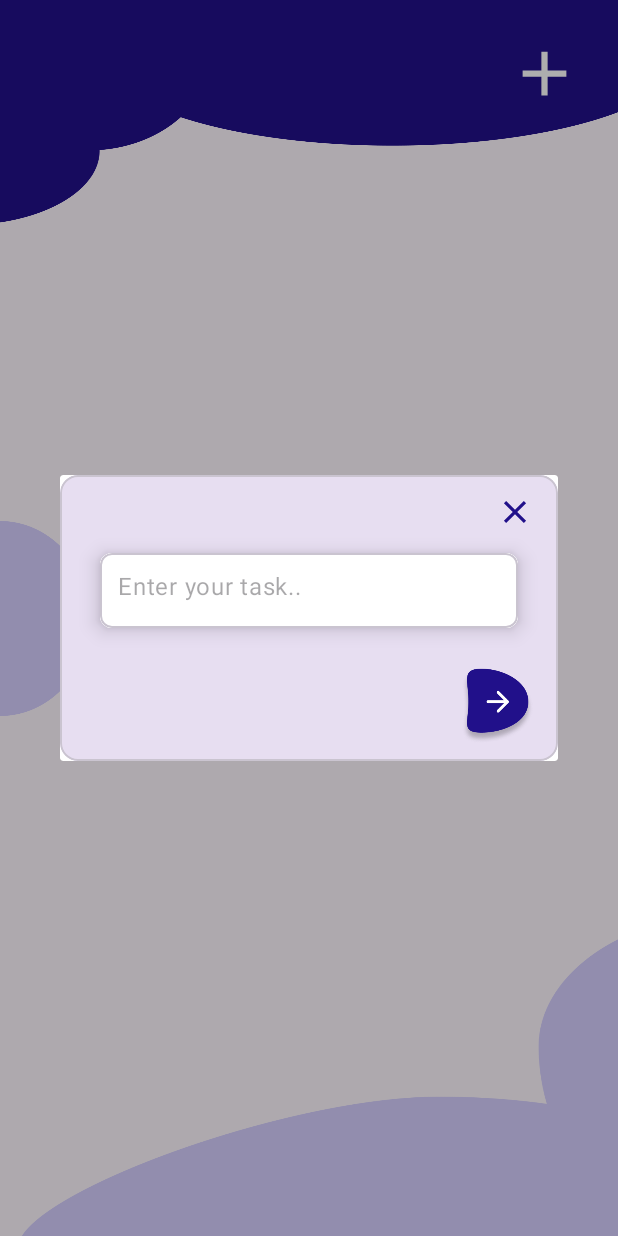
After one commit to LynnT-2003/kotlin-todo-app, an Android app: the fragment AddTodoPopupFragment placed in its activity, on a phone screen of 412 x 824 dp. The commit adds this screen. Run offline under Robolectric (Android 15) with nearby library versions, the phone set to English and light mode, and no system bars; our stand-ins replace Firebase (no records; nobody signed in at launch, a user with empty details on screens opened directly).

Commit message:
Feat: Completed Create Task functionality and Updated Home Screen

```diff
--- /dev/null
+++ b/app/src/main/java/com/example/todo/fragments/AddTodoPopupFragment.kt
@@ -0,0 +1,55 @@
+package com.example.todo.fragments
+
+import android.os.Bundle
+import androidx.fragment.app.Fragment
+import android.view.LayoutInflater
+import android.view.View
+import android.view.ViewGroup
+import android.widget.Toast
+import androidx.fragment.app.DialogFragment
+import com.example.todo.R
+import com.example.todo.databinding.FragmentAddTodoPopupBinding
+import com.google.android.material.textfield.TextInputEditText
+
+class AddTodoPopupFragment : DialogFragment() {
+
+    private lateinit var binding: FragmentAddTodoPopupBinding
+    private lateinit var listener: DialogNextBtnClickListener
+
+    fun setListener(listener : DialogNextBtnClickListener) {
+        this.listener = listener
+    }
+
+    override fun onCreateView(
+        inflater: LayoutInflater, container: ViewGroup?,
+        savedInstanceState: Bundle?
+    ): View? {
+        binding = FragmentAddTodoPopupBinding.inflate(inflater, container, false)
+        return binding.root
+    }
+
+    override fun onViewCreated(view: View, savedInstanceState: Bundle?) {
+        super.onViewCreated(view, savedInstanceState)
+
+        registerEvents()
+    }
+
+    private fun registerEvents() {
+        binding.todoNextBtn.setOnClickListener {
+            val todoTask = binding.todoEt.text.toString()
+            if (todoTask.isNotEmpty()) {
+                listener.onSaveTask(todoTask, binding.todoEt)
+            } else {
+                Toast.makeText(context, "Please enter a task", Toast.LENGTH_SHORT).show()
+            }
+        }
+
+        binding.todoClose.setOnClickListener {
+            dismiss()
+        }
+    }
+
+    interface DialogNextBtnClickListener {
+        fun onSaveTask(todo: String, todoEt: TextInputEditText)
+    }
+}
--- a/app/src/main/java/com/example/todo/fragments/HomeFragment.kt
+++ b/app/src/main/java/com/example/todo/fragments/HomeFragment.kt
@@ -5,56 +5,66 @@ import androidx.fragment.app.Fragment
 import android.view.LayoutInflater
 import android.view.View
 import android.view.ViewGroup
+import android.widget.Toast
+import androidx.navigation.NavController
+import androidx.navigation.Navigation
 import com.example.todo.R
+import com.example.todo.databinding.FragmentHomeBinding
+import com.google.android.material.textfield.TextInputEditText
+import com.google.firebase.auth.FirebaseAuth
+import com.google.firebase.database.DatabaseReference
+import com.google.firebase.database.FirebaseDatabase
 
-// TODO: Rename parameter arguments, choose names that match
-// the fragment initialization parameters, e.g. ARG_ITEM_NUMBER
-private const val ARG_PARAM1 = "param1"
-private const val ARG_PARAM2 = "param2"
+class HomeFragment : Fragment(), AddTodoPopupFragment.DialogNextBtnClickListener {
 
-/**
- * A simple [Fragment] subclass.
- * Use the [HomeFragment.newInstance] factory method to
- * create an instance of this fragment.
- */
-class HomeFragment : Fragment() {
-    // TODO: Rename and change types of parameters
-    private var param1: String? = null
-    private var param2: String? = null
-
-    override fun onCreate(savedInstanceState: Bundle?) {
-        super.onCreate(savedInstanceState)
-        arguments?.let {
-            param1 = it.getString(ARG_PARAM1)
-            param2 = it.getString(ARG_PARAM2)
-        }
-    }
+    private lateinit var auth: FirebaseAuth
+    private lateinit var databaseRef: DatabaseReference
+    private lateinit var navController: NavController
+    private lateinit var binding: FragmentHomeBinding
+    private lateinit var popupFragment: AddTodoPopupFragment
 
     override fun onCreateView(
         inflater: LayoutInflater, container: ViewGroup?,
         savedInstanceState: Bundle?
     ): View? {
-        // Inflate the layout for this fragment
-        return inflater.inflate(R.layout.fragment_home, container, false)
+        binding = FragmentHomeBinding.inflate(inflater, container, false)
+        return binding.root
     }
 
-    companion object {
-        /**
-         * Use this factory method to create a new instance of
-         * this fragment using the provided parameters.
-         *
-         * @param param1 Parameter 1.
-         * @param param2 Parameter 2.
-         * @return A new instance of fragment HomeFragment.
-         */
-        // TODO: Rename and change types and number of parameters
-        @JvmStatic
-        fun newInstance(param1: String, param2: String) =
-            HomeFragment().apply {
-                arguments = Bundle().apply {
-                    putString(ARG_PARAM1, param1)
-                    putString(ARG_PARAM2, param2)
-                }
+    override fun onViewCreated(view: View, savedInstanceState: Bundle?) {
+        super.onViewCreated(view, savedInstanceState)
+
+        init(view)
+        registerEvents()
+    }
+
+    private fun init(view: View) {
+        navController = Navigation.findNavController(view)
+        auth = FirebaseAuth.getInstance()
+        databaseRef = FirebaseDatabase.getInstance().reference.child("Tasks")
+            .child(auth.currentUser?.uid.toString())
+    }
+
+    private fun registerEvents() {
+        binding.addTaskBtn.setOnClickListener {
+            popupFragment = AddTodoPopupFragment()
+            popupFragment.setListener(this)
+            popupFragment.show(
+                childFragmentManager,
+                "AddTodoPopupFragment"
+            )
+        }
+    }
+
+    override fun onSaveTask(todo: String, todoEt: TextInputEditText) {
+        databaseRef.push().setValue(todo).addOnCompleteListener{
+            if (it.isSuccessful) {
+                Toast.makeText(context, "Task Added Successfully.", Toast.LENGTH_SHORT).show()
+                todoEt.text = null
+            } else {
+                Toast.makeText(context, it.exception?.message.toString(), Toast.LENGTH_SHORT).show()
             }
+            popupFragment.dismiss()
+        }
     }
 }
--- a/app/src/main/java/com/example/todo/fragments/SignInFragment.kt
+++ b/app/src/main/java/com/example/todo/fragments/SignInFragment.kt
@@ -51,6 +51,8 @@ class SignInFragment : Fragment() {
             val pass = binding.passEt.text.toString().trim()
 
             if (email.isNotEmpty() && pass.isNotEmpty()) {
+
+                binding.progressBar.visibility = View.VISIBLE
                     auth.signInWithEmailAndPassword(email, pass).addOnCompleteListener(
                         OnCompleteListener {
                             if (it.isSuccessful) {
@@ -59,7 +61,11 @@ class SignInFragment : Fragment() {
                             } else {
                                 Toast.makeText(context, it.exception?.message, Toast.LENGTH_SHORT).show()
                             }
+
+                            binding.progressBar.visibility = View.GONE
                         })
+            } else {
+                Toast.makeText(context, "Please fill out all input fields.", Toast.LENGTH_SHORT).show()
             }
         }
     }
--- /dev/null
+++ b/app/src/main/res/drawable/ic_baseline_add_.xml
@@ -0,0 +1,5 @@
+<vector android:height="24dp" android:tint="#FFFFFF"
+    android:viewportHeight="24" android:viewportWidth="24"
+    android:width="24dp" xmlns:android="http://schemas.android.com/apk/res/android">
+    <path android:fillColor="@android:color/white" android:pathData="M19,13h-6v6h-2v-6H5v-2h6V5h2v6h6v2z"/>
+</vector>
--- /dev/null
+++ b/app/src/main/res/drawable/ic_baseline_close_24.xml
@@ -0,0 +1,5 @@
+<vector android:height="24dp" android:tint="#21108A"
+    android:viewportHeight="24" android:viewportWidth="24"
+    android:width="24dp" xmlns:android="http://schemas.android.com/apk/res/android">
+    <path android:fillColor="@android:color/white" android:pathData="M19,6.41L17.59,5 12,10.59 6.41,5 5,6.41 10.59,12 5,17.59 6.41,19 12,13.41 17.59,19 19,17.59 13.41,12z"/>
+</vector>
--- /dev/null
+++ b/app/src/main/res/layout/fragment_add_todo_popup.xml
@@ -0,0 +1,69 @@
+<?xml version="1.0" encoding="utf-8"?>
+<com.google.android.material.card.MaterialCardView xmlns:android="http://schemas.android.com/apk/res/android"
+    xmlns:app="http://schemas.android.com/apk/res-auto"
+    xmlns:tools="http://schemas.android.com/tools"
+    android:layout_width="400dp"
+    android:layout_height="wrap_content"
+    tools:context=".fragments.AddTodoPopupFragment">
+
+
+    <androidx.constraintlayout.widget.ConstraintLayout
+        android:layout_width="match_parent"
+        android:layout_height="wrap_content">
+
+        <ImageView
+            android:id="@+id/todoClose"
+            android:layout_width="25dp"
+            android:layout_height="25dp"
+            android:layout_marginTop="12dp"
+            android:src="@drawable/ic_baseline_close_24"
+            app:layout_constraintEnd_toEndOf="@+id/cardView1"
+            app:layout_constraintTop_toTopOf="parent" />
+
+        <com.google.android.material.card.MaterialCardView
+            android:id="@+id/cardView1"
+            android:layout_width="300dp"
+            android:layout_height="wrap_content"
+            android:layout_marginHorizontal="16dp"
+            app:cardCornerRadius="8dp"
+            app:cardElevation="8dp"
+            app:cardUseCompatPadding="true"
+            app:layout_constraintEnd_toEndOf="parent"
+            app:layout_constraintHorizontal_bias="0.5"
+            app:layout_constraintStart_toStartOf="parent"
+            app:layout_constraintTop_toBottomOf="@+id/todoClose">
+
+            <com.google.android.material.textfield.TextInputLayout
+                android:layout_width="match_parent"
+                android:layout_height="50dp"
+                android:background="@color/white"
+                app:boxStrokeWidth="0dp"
+                app:boxStrokeWidthFocused="0dp"
+                app:hintEnabled="false">
+
+                <com.google.android.material.textfield.TextInputEditText
+                    android:id="@+id/todoEt"
+                    android:layout_width="match_parent"
+                    android:layout_height="50dp"
+                    android:background="@color/white"
+                    android:hint="Enter your task.."
+                    android:inputType="textEmailAddress"
+                    android:paddingStart="12dp"
+                    android:paddingTop="15dp" />
+            </com.google.android.material.textfield.TextInputLayout>
+
+        </com.google.android.material.card.MaterialCardView>
+
+        <ImageView
+            android:id="@+id/todoNextBtn"
+            android:layout_width="50dp"
+            android:layout_height="50dp"
+            android:src="@drawable/btn"
+            app:layout_constraintBottom_toBottomOf="parent"
+            android:layout_marginBottom="12dp"
+            app:layout_constraintTop_toBottomOf="@+id/cardView1"
+            app:layout_constraintEnd_toEndOf="@+id/cardView1"
+            android:layout_marginTop="12dp"/>
+    </androidx.constraintlayout.widget.ConstraintLayout>
+
+</com.google.android.material.card.MaterialCardView>
--- a/app/src/main/res/layout/fragment_home.xml
+++ b/app/src/main/res/layout/fragment_home.xml
@@ -1,14 +1,67 @@
 <?xml version="1.0" encoding="utf-8"?>
-<FrameLayout xmlns:android="http://schemas.android.com/apk/res/android"
+<androidx.constraintlayout.widget.ConstraintLayout xmlns:android="http://schemas.android.com/apk/res/android"
+    xmlns:app="http://schemas.android.com/apk/res-auto"
     xmlns:tools="http://schemas.android.com/tools"
     android:layout_width="match_parent"
     android:layout_height="match_parent"
     tools:context=".fragments.HomeFragment">
 
-    <!-- TODO: Update blank fragment layout -->
-    <TextView
-        android:layout_width="match_parent"
-        android:layout_height="match_parent"
-        android:text="@string/hello_blank_fragment" />
+    <ImageView
+        android:id="@+id/imageView"
+        android:layout_width="wrap_content"
+        android:layout_height="150dp"
+        android:scaleType="fitXY"
+        android:src="@drawable/design_one"
+        app:layout_constraintEnd_toEndOf="parent"
+        app:layout_constraintHorizontal_bias="0.5"
+        app:layout_constraintStart_toStartOf="parent"
+        app:layout_constraintTop_toTopOf="parent" />
 
-</FrameLayout>
+    <ImageView
+        android:id="@+id/addTaskBtn"
+        android:layout_width="50dp"
+        android:layout_height="50dp"
+        android:layout_marginTop="24dp"
+        android:layout_marginEnd="24dp"
+        android:src="@drawable/ic_baseline_add_"
+        app:layout_constraintEnd_toEndOf="parent"
+        app:layout_constraintTop_toTopOf="parent" />
+
+
+    <ImageView
+        android:id="@+id/imageView2"
+        android:layout_width="60dp"
+        android:layout_height="130dp"
+        android:scaleType="fitXY"
+        android:src="@drawable/ellipse_one"
+        app:layout_constraintBottom_toBottomOf="parent"
+        app:layout_constraintStart_toStartOf="parent"
+        app:layout_constraintTop_toTopOf="parent" />
+
+
+    <ImageView
+        android:id="@+id/imageView3"
+        android:layout_width="0dp"
+        android:layout_height="210dp"
+        android:layout_marginStart="12dp"
+        android:scaleType="fitXY"
+        android:src="@drawable/design_two"
+        app:layout_constraintBottom_toBottomOf="parent"
+        app:layout_constraintEnd_toEndOf="parent"
+        app:layout_constraintHorizontal_bias="0.5"
+        app:layout_constraintStart_toStartOf="parent" />
+
+
+    <androidx.recyclerview.widget.RecyclerView
+        android:id="@+id/mainRecyclerView"
+        android:layout_width="0dp"
+        android:layout_height="0dp"
+        android:layout_marginTop="42dp"
+        app:layout_constraintBottom_toBottomOf="parent"
+        app:layout_constraintEnd_toEndOf="parent"
+        app:layout_constraintHorizontal_bias="0.5"
+        app:layout_constraintStart_toStartOf="parent"
+        app:layout_constraintTop_toBottomOf="@id/addTaskBtn" />
+
+
+</androidx.constraintlayout.widget.ConstraintLayout>
```
Also changed, not shown: app/src/main/java/com/example/todo/fragments/SignUpFragment.kt (+7 -1 lines), app/src/main/res/layout/fragment_sign_in.xml (+15 -5 lines), app/src/main/res/layout/fragment_sign_up.xml (+12 -3 lines).
